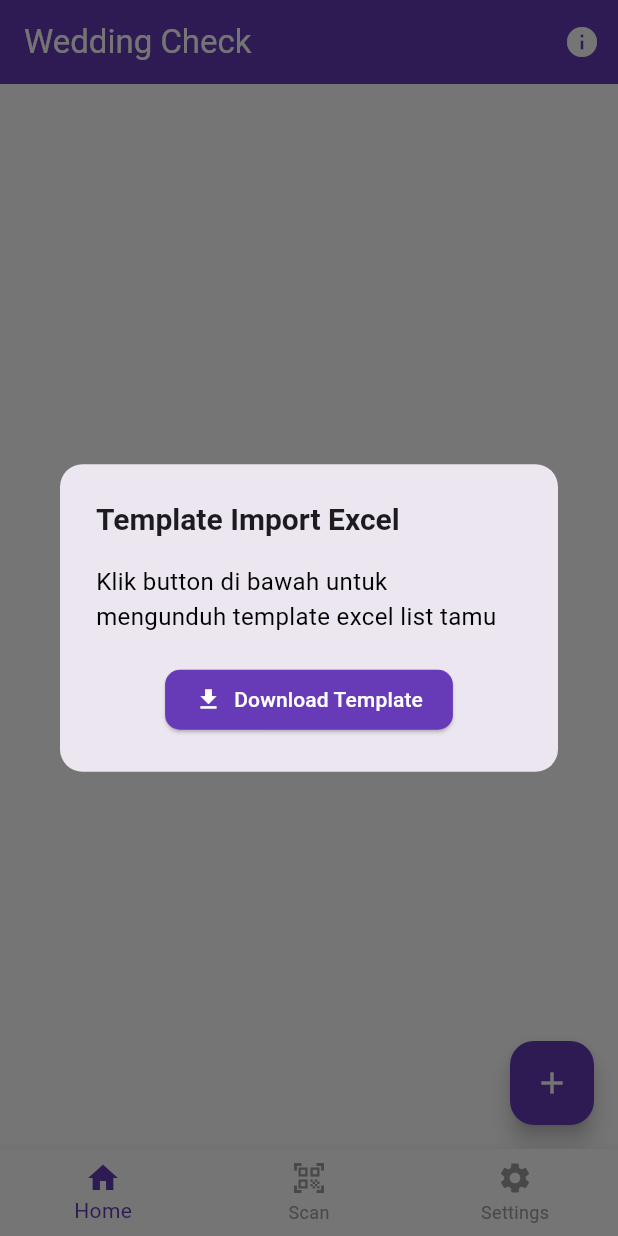
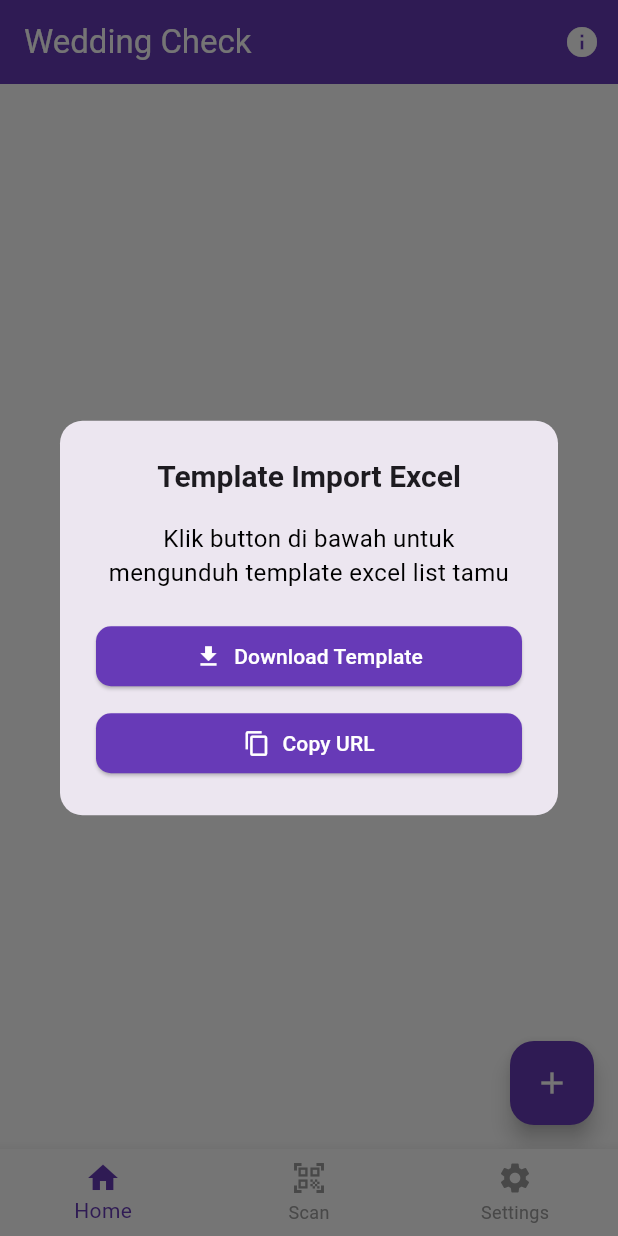
Before and after one commit to arvandha121/WeddingCheck-Online, a Flutter app: the HomePage screen opened directly, after a tap on the "info" icon, on a phone screen of 412 x 824 dp. Run offline on Flutter 3.47's test engine with Material 3 defaults, Android fonts, the phone set to English and light mode, and no system bars; our stand-ins replace file_picker, font_awesome_flutter, get, google_fonts, image_gallery_saver, permission_handler and 5 more; missing offline and left inert: excel, qr_code_scanner; accounts and stored records are empty.

Commit message:
tambah copy url template excel

```diff
--- a/lib/views/other/appbar/appbar.dart
+++ b/lib/views/other/appbar/appbar.dart
@@ -2,6 +2,7 @@ import 'package:flutter/material.dart';
 import 'package:get/get.dart';
 import 'package:provider/provider.dart';
 import 'package:url_launcher/url_launcher.dart';
+import 'package:flutter/services.dart'; // Import the services package for clipboard
 import 'package:weddingcheck/app/provider/provider.dart';
 
 class MyAppBar extends StatelessWidget implements PreferredSizeWidget {
@@ -44,15 +45,18 @@ class MyAppBar extends StatelessWidget implements PreferredSizeWidget {
                       fontWeight: FontWeight.bold,
                       fontSize: 20,
                     ),
+                    textAlign: TextAlign.center,
                   ),
                   content: Column(
                     mainAxisSize: MainAxisSize.min,
+                    crossAxisAlignment: CrossAxisAlignment.stretch,
                     children: [
                       Text(
                         "Klik button di bawah untuk mengunduh template excel list tamu",
                         style: TextStyle(
                           fontSize: 16,
                         ),
+                        textAlign: TextAlign.center,
                       ),
                       SizedBox(height: 20),
                       ElevatedButton.icon(
@@ -73,6 +77,8 @@ class MyAppBar extends StatelessWidget implements PreferredSizeWidget {
                           _launchUrl();
                         },
                       ),
+                      SizedBox(height: 10), // Add some spacing
+                      CopyUrlButton(url: url),
                     ],
                   ),
                 );
@@ -87,3 +93,60 @@ class MyAppBar extends StatelessWidget implements PreferredSizeWidget {
   @override
   Size get preferredSize => Size.fromHeight(kToolbarHeight);
 }
+
+class CopyUrlButton extends StatefulWidget {
+  final Uri url;
+
+  CopyUrlButton({required this.url});
+
+  @override
+  _CopyUrlButtonState createState() => _CopyUrlButtonState();
+}
+
+class _CopyUrlButtonState extends State<CopyUrlButton> {
+  bool _isCopied = false;
+
+  void _copyUrlToClipboard(BuildContext context) {
+    Clipboard.setData(ClipboardData(text: widget.url.toString()));
+    ScaffoldMessenger.of(context).showSnackBar(
+      SnackBar(
+        content: Text('URL copied to clipboard'),
+        duration: Duration(seconds: 2),
+      ),
+    );
+
+    setState(() {
+      _isCopied = true;
+    });
+
+    Future.delayed(Duration(seconds: 3), () {
+      if (mounted) {
+        setState(() {
+          _isCopied = false;
+        });
+      }
+    });
+  }
+
+  @override
+  Widget build(BuildContext context) {
+    return ElevatedButton.icon(
+      icon: Icon(_isCopied ? Icons.check : Icons.copy, color: Colors.white),
+      label: Text(_isCopied ? 'Copied' : 'Copy URL'),
+      style: ElevatedButton.styleFrom(
+        foregroundColor: Colors.white,
+        backgroundColor: Colors.deepPurple,
+        shape: RoundedRectangleBorder(
+          borderRadius: BorderRadius.circular(10),
+        ),
+        padding: EdgeInsets.symmetric(
+          horizontal: 20,
+          vertical: 10,
+        ),
+      ),
+      onPressed: () {
+        _copyUrlToClipboard(context);
+      },
+    );
+  }
+}
```
